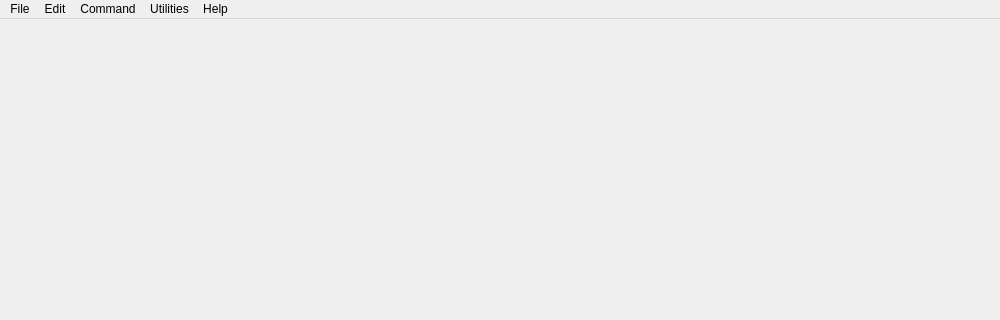
Old version of the form HerculesStudio/HercStudio/MainWindow.ui in the repository fsword7/hercgui; both pictures show x 0 to 1000 and y 0 to 320 of the 1000 by 750 pixel window.
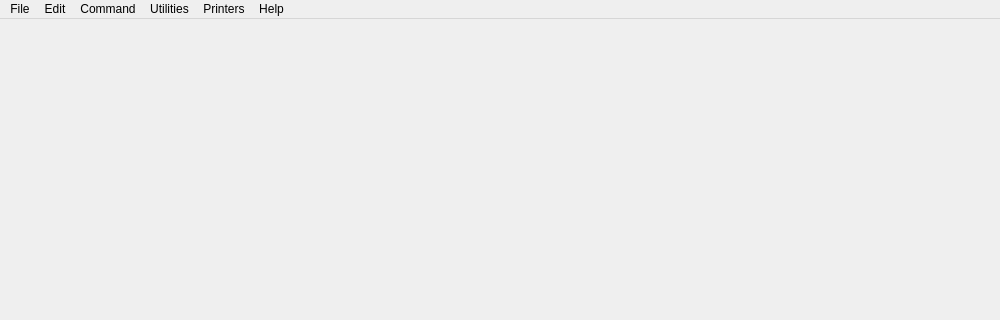
New version of the form. Icons and pictures are not drawn.

Commit message: Import old Printer implementation back for 1.5

The edit to the form file:
```diff
--- a/HerculesStudio/HercStudio/MainWindow.ui
+++ b/HerculesStudio/HercStudio/MainWindow.ui
@@ -24,7 +24,7 @@
      <x>0</x>
      <y>0</y>
      <width>1000</width>
-     <height>25</height>
+     <height>27</height>
     </rect>
    </property>
    <widget class="QMenu" name="menuFile">
@@ -106,10 +106,20 @@
     </property>
     <addaction name="actionAbout"/>
    </widget>
+   <widget class="QMenu" name="menuPrinters">
+    <property name="title">
+     <string>Printers</string>
+    </property>
+    <addaction name="actionStartPrinter"/>
+    <addaction name="separator"/>
+    <addaction name="actionStationery"/>
+    <addaction name="actionDecolation"/>
+   </widget>
    <addaction name="menuFile"/>
    <addaction name="menuView"/>
    <addaction name="menuCommand"/>
    <addaction name="menuUtilities"/>
+   <addaction name="menuPrinters"/>
    <addaction name="menuHelp"/>
   </widget>
   <widget class="QStatusBar" name="statusbar"/>
```
Left out of the diff: 46 changed lines with no effect on the pictures. The commit also changes 91 other files.
